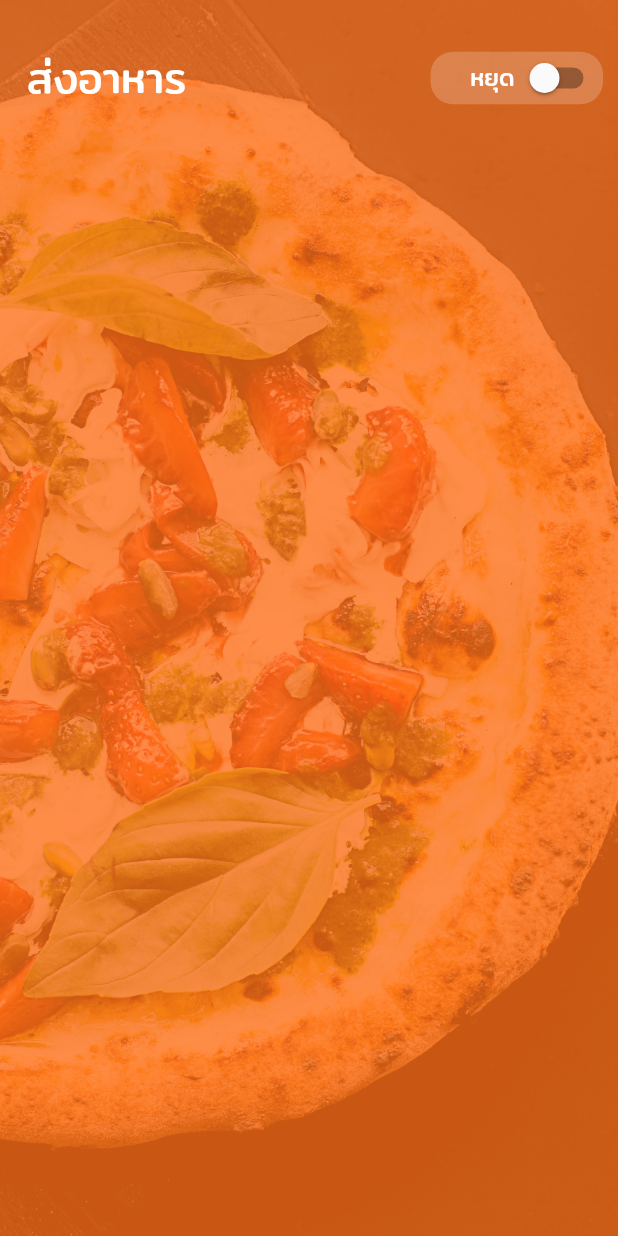
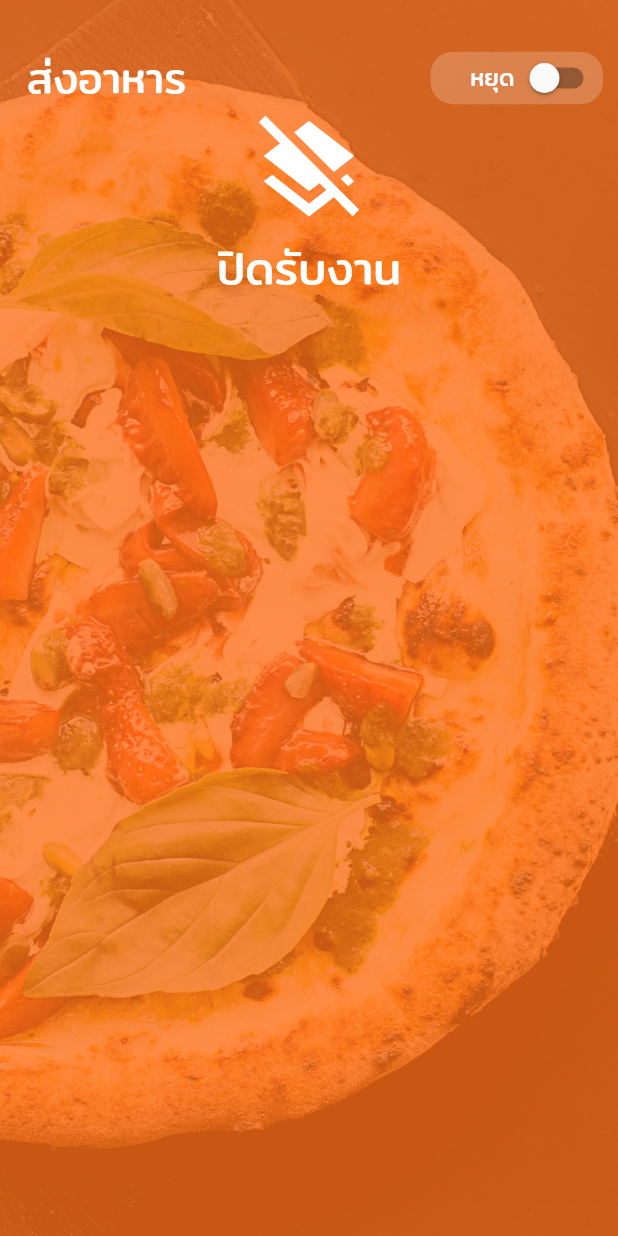
Before and after one commit to harzancs/hew-maii, a Flutter app: the ListDriverPage screen opened directly, on a phone screen of 412 x 824 dp. Run offline on Flutter 3.47's test engine with Material 2 defaults, Android fonts, the phone set to English and light mode, and no system bars; our stand-ins replace data_connection_checker.

Commit message:
zan 3 12 62 1956

```diff
--- a/lib/page/driver/driver_main.dart
+++ b/lib/page/driver/driver_main.dart
@@ -1,5 +1,6 @@
 import 'package:flutter/material.dart';
 import 'package:hew_maii/model/font_style.dart';
+import 'package:hew_maii/page/driver/driver_order.dart';
 
 class ListDriverPage extends StatefulWidget {
   @override
@@ -11,12 +12,36 @@ class _ListDriverPageState extends State<ListDriverPage> {
 
   TextStyle textStyleStatus = TextStyle(
       fontFamily: FontStyles().fontFamily, fontSize: 16, color: Colors.white);
+  TextStyle textStyleOnOff = TextStyle(
+      fontFamily: FontStyles().fontFamily, fontSize: 30, color: Colors.white);
 
   Widget _widgetStatus(bool _switchOn) {
     if (_switchOn) {
       return Text("ใช้งาน", style: textStyleStatus);
     } else {
       return Text("หยุด", style: textStyleStatus);
+    }
+  }
+
+  Widget _widgetOnOff(bool _switchOn) {
+    if (!_switchOn) {
+      return Container(
+        child: Column(
+          children: <Widget>[
+            Icon(
+              Icons.layers_clear,
+              color: Colors.white,
+              size: 80,
+            ),
+            Text(
+              "ปิดรับงาน",
+              style: textStyleOnOff,
+            )
+          ],
+        ),
+      );
+    } else {
+      return ListOrder();
     }
   }
 
@@ -89,11 +114,17 @@ class _ListDriverPageState extends State<ListDriverPage> {
                   ],
                 ),
               ),
-              Padding(
-                padding: EdgeInsets.all(50),
-              ),
+              // Padding(
+              //   padding: EdgeInsets.all(50),
+              // ),
               SingleChildScrollView(
-                child: Center(),
+                child: Center(
+                  child: Column(
+                    children: <Widget>[
+                      _widgetOnOff(_switchOn),
+                    ],
+                  ),
+                ),
               )
             ],
           ),
```
Also changed, not shown: lib/page/driver/driver_order.dart (added, +28 -0 lines).
